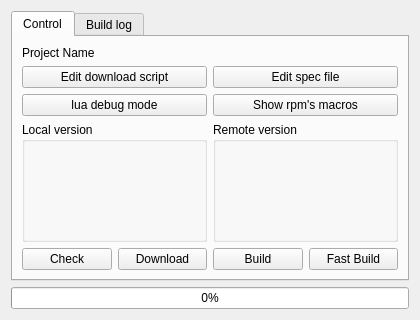
Kicer86/builder, file widgets/projectinfowidget.ui: the form before one commit.
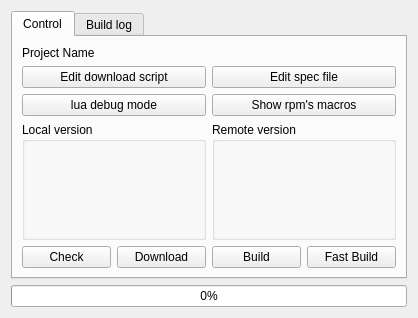
The form after the commit.

```diff
--- a/widgets/projectinfowidget.ui
+++ b/widgets/projectinfowidget.ui
@@ -6,8 +6,8 @@
    <rect>
     <x>0</x>
     <y>0</y>
-    <width>420</width>
-    <height>320</height>
+    <width>418</width>
+    <height>318</height>
    </rect>
   </property>
   <property name="sizePolicy">
@@ -29,7 +29,7 @@
       <attribute name="title">
        <string>Control</string>
       </attribute>
-      <layout class="QVBoxLayout" name="verticalLayout_3" stretch="0,0,1,0">
+      <layout class="QVBoxLayout" name="verticalLayout_3" stretch="0,0,1,0,0">
        <item>
         <widget class="QLabel" name="projectName">
          <property name="text">
```
Left out of the diff: 5 changed lines with no effect on the pictures.
